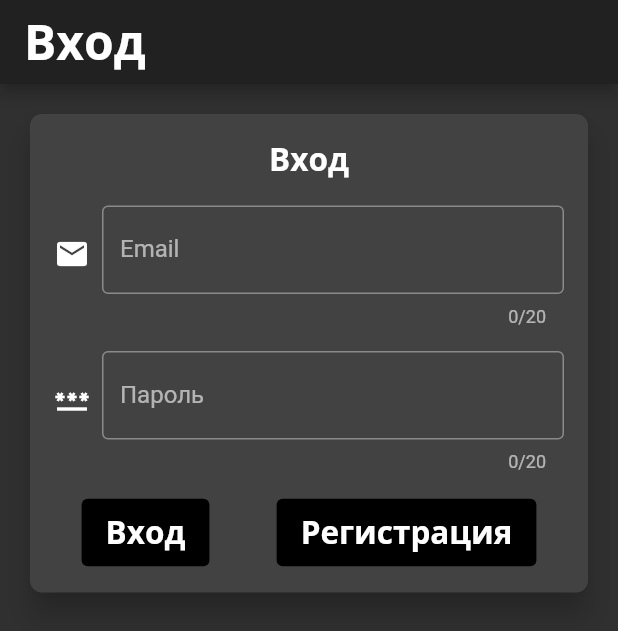
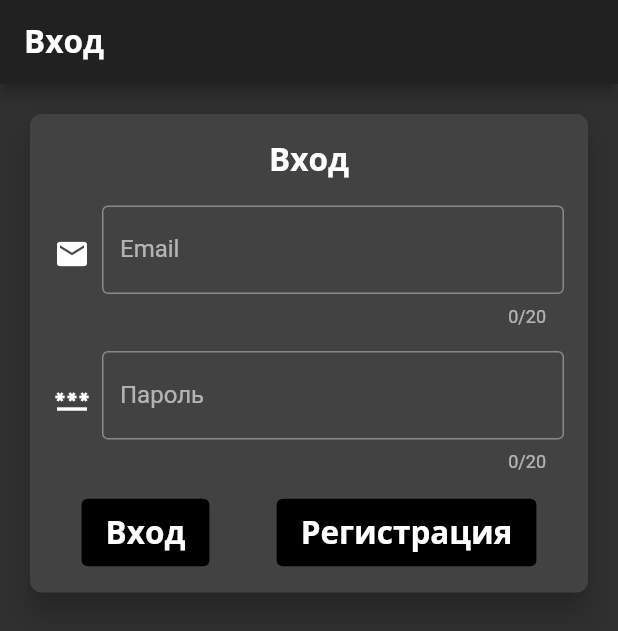
Before and after one commit to oldr1990/weather_app, a Flutter app: the screen it shows after launch, on a phone screen of 412 x 824 dp. Shown: the top 631 px of the screen. Run offline on Flutter 3.47's test engine with Material 2 defaults, Android fonts, the phone set to English and light mode, and no system bars; drawn by our look-alikes of loader_overlay; our stand-ins replace bloc, cloud_firestore, firebase_auth, firebase_core, flutter_bloc, google_fonts and 1 more; accounts and stored records are empty.

Commit message:
auth page is done
Signed-off-by: oldr1990 <sashik4281@gmail.com>

```diff
--- /dev/null
+++ b/lib/components/button_component.dart
@@ -0,0 +1,29 @@
+import 'package:flutter/material.dart';
+
+class ButtonComponent extends StatefulWidget {
+  final String text;
+  final VoidCallback onPressed;
+  const ButtonComponent({Key? key, required this.text, required this.onPressed})
+      : super(key: key);
+
+  @override
+  State<ButtonComponent> createState() => _ButtonComponentState();
+}
+
+class _ButtonComponentState extends State<ButtonComponent> {
+  @override
+  Widget build(BuildContext context) {
+    return TextButton(
+      style: ButtonStyle(
+          padding: MaterialStateProperty.all<EdgeInsets>(
+              const EdgeInsets.symmetric(vertical: 8, horizontal: 16)),
+          backgroundColor: MaterialStateProperty.all<Color>(Colors.black),
+          foregroundColor: MaterialStateProperty.all<Color>(Colors.black12)),
+      child: Text(
+        widget.text,
+        style: Theme.of(context).textTheme.headline2,
+      ),
+      onPressed: widget.onPressed,
+    );
+  }
+}
--- a/lib/components/device_component.dart
+++ b/lib/components/device_component.dart
@@ -3,7 +3,7 @@ import 'package:weather_app/models/device.dart';
 import 'package:weather_app/models/device_type.dart';
 
 class DeviceComponent extends StatefulWidget {
-  final Function onTap;
+  final VoidCallback onTap;
   final Device device;
   const DeviceComponent({Key? key, required this.onTap, required this.device})
       : super(key: key);
@@ -16,7 +16,7 @@ class _DeviceComponentState extends State<DeviceComponent> {
   @override
   Widget build(BuildContext context) {
     return GestureDetector(
-        onTap: () => {widget.onTap},
+        onTap: widget.onTap,
         child: Padding(
           padding: const EdgeInsets.all(8.0),
           child: Card(
--- a/lib/main.dart
+++ b/lib/main.dart
@@ -3,6 +3,8 @@ import 'package:flutter/services.dart';
 import 'package:flutter_bloc/flutter_bloc.dart';
 import 'package:loader_overlay/loader_overlay.dart';
 import 'package:weather_app/pages/auth_page/auth_page.dart';
+import 'package:weather_app/pages/home_page/home_page.dart';
+import 'package:weather_app/pages/home_page/home_screen.dart';
 import 'package:weather_app/settings/theme.dart';
 import 'package:firebase_core/firebase_core.dart';
 
@@ -27,6 +29,7 @@ class MyApp extends StatelessWidget {
       child: MaterialApp(
         routes: {
           AuthPage.route: (context) => const AuthPage(),
+          HomePage.route: (context) => const HomePage(),
         },
         theme: WeatherAppTheme.dark(),
         home: const AuthPage(),
--- a/lib/models/device.dart
+++ b/lib/models/device.dart
@@ -8,7 +8,7 @@ class Device {
   String name;
   String description;
   String type;
-  String buttery;
+  int buttery;
   String userId;
 
   DeviceType deviceType() {
@@ -30,7 +30,7 @@ class Device {
     String? name,
     String? description,
     String? type,
-    String? buttery,
+    int? buttery,
     String? userId,
   }) {
     return Device(
@@ -60,7 +60,7 @@ class Device {
       name: map['name'] as String,
       description: map['description'] as String,
       type: map['type'] as String,
-      buttery: map['buttery'] as String,
+      buttery: map['buttery'] as int,
       userId: map['userId'] as String,
     );
   }
--- a/lib/network/model_response.dart
+++ b/lib/network/model_response.dart
@@ -11,3 +11,6 @@ class Error<T> extends Result<T> {
 
   Error(this.errorMessage);
 }
+
+//Todo: Add more error handling
+enum ErrorType { network, server, unknown }
--- a/lib/pages/auth_page/auth_screen.dart
+++ b/lib/pages/auth_page/auth_screen.dart
@@ -1,8 +1,10 @@
 import 'package:flutter/material.dart';
 import 'package:flutter_bloc/flutter_bloc.dart';
 import 'package:loader_overlay/loader_overlay.dart';
+import 'package:weather_app/components/button_component.dart';
 import 'package:weather_app/models/user_data.dart';
 import 'package:weather_app/pages/auth_page/auth_cubit.dart';
+import 'package:weather_app/pages/home_page/home_page.dart';
 import 'package:weather_app/pages/home_page/home_screen.dart';
 import 'auth_cubit.dart';
 
@@ -24,6 +26,7 @@ class _AuthScreenState extends State<AuthScreen> {
     super.initState();
     _emailController.text = '';
     _passwordController.text = '';
+    context.read<AuthCubit>().readUserData();
     _emailController.addListener(() {
       setState(() {
         _invalidEmail = false;
@@ -72,15 +75,16 @@ class _AuthScreenState extends State<AuthScreen> {
 
   @override
   Widget build(BuildContext context) {
-    BlocListener<AuthCubit, AuthState>(listener: (context, state) {
+    return BlocListener<AuthCubit, AuthState>(
+      listenWhen: (previous, current) => true,
+      listener: (context, state) {
         switch (state.status) {
           case AuthStatus.success:
             context.loaderOverlay.hide();
-          Navigator.pushReplacementNamed(context, HomeScreen.route);
+            Navigator.pushReplacementNamed(context, HomePage.route);
             break;
           case AuthStatus.initial:
             context.loaderOverlay.hide();
-          context.read<AuthCubit>().readUserData();
             break;
           case AuthStatus.failure:
             context.loaderOverlay.hide();
@@ -93,21 +97,20 @@ class _AuthScreenState extends State<AuthScreen> {
             context.loaderOverlay.show();
             break;
         }
-    });
-
-    return Scaffold(
+      },
+      child: Scaffold(
         resizeToAvoidBottomInset: false,
         appBar: AppBar(
           title: Text(
             'Вход',
-          style: Theme.of(context).textTheme.headline1,
+            style: Theme.of(context).textTheme.headline2,
           ),
         ),
         body: Padding(
           padding: const EdgeInsets.only(top: 16, left: 16, right: 16),
           child: Card(
-          shape:
-              RoundedRectangleBorder(borderRadius: BorderRadius.circular(8.0)),
+            shape: RoundedRectangleBorder(
+                borderRadius: BorderRadius.circular(8.0)),
             elevation: 8.0,
             child: Padding(
               padding: const EdgeInsets.all(16),
@@ -143,12 +146,14 @@ class _AuthScreenState extends State<AuthScreen> {
                     crossAxisAlignment: CrossAxisAlignment.center,
                     mainAxisAlignment: MainAxisAlignment.spaceEvenly,
                     children: [
-                    _buildButton('Вход', _login),
+                      ButtonComponent(text: 'Вход', onPressed: _login),
                       const SizedBox(width: 8),
-                    _buildButton('Регистрация', _register),
+                      ButtonComponent(
+                          text: 'Регистрация', onPressed: _register),
                     ],
                   )
                 ],
+              ),
             ),
           ),
         ),
@@ -177,21 +182,6 @@ class _AuthScreenState extends State<AuthScreen> {
     } else {
       showError('Не корректный ввод.');
     }
-  }
-
-  Widget _buildButton(String text, VoidCallback onPressed) {
-    return TextButton(
-      style: ButtonStyle(
-          padding: MaterialStateProperty.all<EdgeInsets>(
-              const EdgeInsets.symmetric(vertical: 8, horizontal: 16)),
-          backgroundColor: MaterialStateProperty.all<Color>(Colors.black),
-          foregroundColor: MaterialStateProperty.all<Color>(Colors.black12)),
-      child: Text(
-        text,
-        style: Theme.of(context).textTheme.headline2,
-      ),
-      onPressed: onPressed,
-    );
   }
 
   Widget buildEditText(String label, TextEditingController controller,
--- a/lib/pages/home_page/home_cubit.dart
+++ b/lib/pages/home_page/home_cubit.dart
@@ -15,11 +15,7 @@ class HomeCubit extends Cubit<HomeState> {
     Result<List<Device>> result = await firebaseService.getDevices();
     if (result is Success) {
       result as Success<List<Device>>;
-      if (result.value.isEmpty) {
-        emit(HomeEmpty());
-      } else {
-        emit(HomeSuccess(result.value));
-      }
+      emit(HomeSuccess(result.value));
     } else {
       result as Error<List<Device>>;
       emit(HomeFailure(errorMessage: result.errorMessage));
--- a/lib/pages/home_page/home_state.dart
+++ b/lib/pages/home_page/home_state.dart
@@ -4,8 +4,6 @@ part of 'home_cubit.dart';
 abstract class HomeState {}
 
 class HomeInitial extends HomeState {}
-
-class HomeEmpty extends HomeState {}
 
 class HomeSuccess extends HomeState {
   final List<Device> devices;
```
Also changed, not shown: lib/components/error_component.dart (+12 -4 lines), lib/network/firebase_auth_service.dart (+14 -0 lines), lib/network/firebase_firestore_service.dart (+52 -4 lines), lib/pages/home_page/home_page.dart (added, +15 -0 lines), lib/pages/home_page/home_screen.dart (+29 -10 lines), 8 other files. Lines whose indentation alone changed are shown as unchanged.
